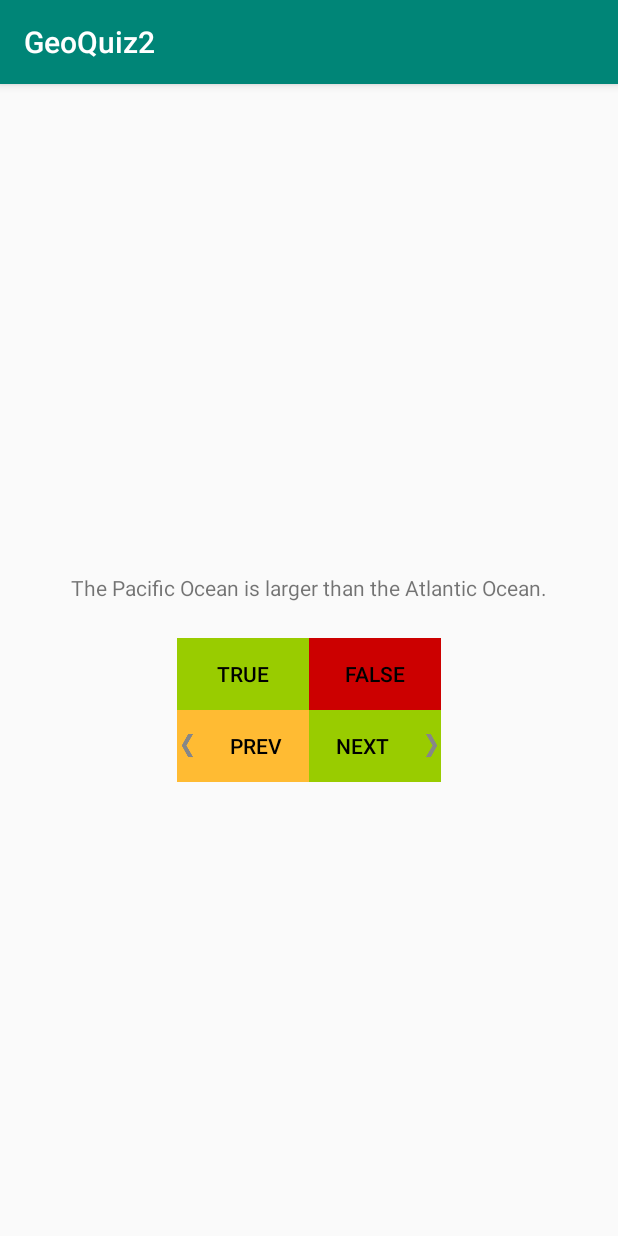
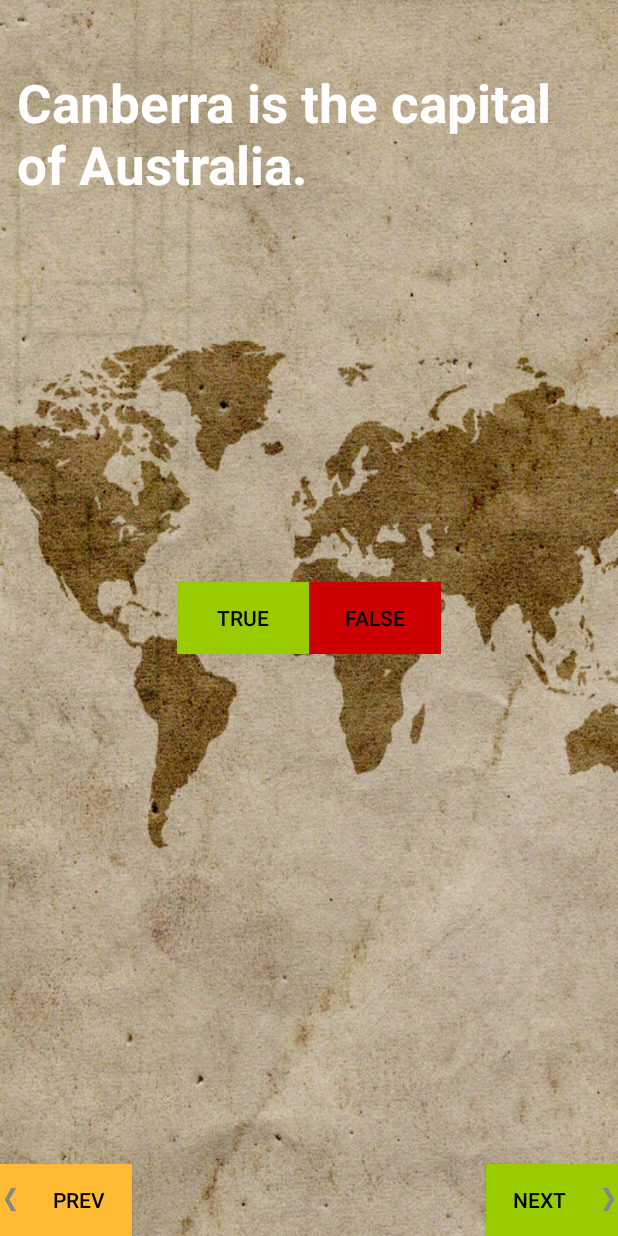
Before and after one commit to CristianSandu/GeoQuiz2, an Android app: the screen it shows after launch (MainActivity), after a tap on "Canberra is the capital of Australia.", on a phone screen of 412 x 824 dp. Run offline under Robolectric (Android 15) with nearby library versions, the phone set to English and light mode, and no system bars.

Commit message:
finished chapter 4. added questions and log. added colours.

```diff
--- a/app/src/main/AndroidManifest.xml
+++ b/app/src/main/AndroidManifest.xml
@@ -8,7 +8,7 @@
         android:label="@string/app_name"
         android:roundIcon="@mipmap/ic_launcher_round"
         android:supportsRtl="true"
-        android:theme="@style/AppTheme">
+        android:theme="@style/AppTheme" >
         <activity android:name=".MainActivity">
             <intent-filter>
                 <action android:name="android.intent.action.MAIN" />
--- a/app/src/main/java/com/example/geoquiz2/MainActivity.java
+++ b/app/src/main/java/com/example/geoquiz2/MainActivity.java
@@ -5,6 +5,8 @@ import android.support.v7.app.AppCompatActivity;
 import android.os.Bundle;
 import android.util.Log;
 import android.view.View;
+import android.view.Window;
+import android.view.WindowManager;
 import android.widget.Button;
 import android.widget.TextView;
 import android.widget.Toast;
@@ -25,8 +27,7 @@ public class MainActivity extends AppCompatActivity {
     private Question[] mQuestionBank = MethodsHelper.getQuest();
 
     // can't press twice the answer for the same Question
-    private boolean [] isQuestionAnswered = new boolean []{true, true, true, true, true, true} ;
-
+    private boolean [] isQuestionAnswered = MethodsHelper.getIsQuestionAnswered();
     // index on array of questions
     private int mCurrentIndex = 0;
 
@@ -44,6 +45,10 @@ public class MainActivity extends AppCompatActivity {
     @Override
     protected void onCreate(Bundle savedInstanceState) {
         super.onCreate(savedInstanceState);
+        requestWindowFeature(Window.FEATURE_NO_TITLE);
+        getWindow().setFlags(
+                WindowManager.LayoutParams.FLAG_FULLSCREEN,
+                WindowManager.LayoutParams.FLAG_FULLSCREEN);
         setContentView(R.layout.activity_main);
 
         // The d stands for “debug” and refers to the level of the log message.
@@ -84,7 +89,7 @@ public class MainActivity extends AppCompatActivity {
         mQuestionTextView.setOnClickListener(new View.OnClickListener() {
             @Override
             public void onClick(View v) {
-                mCurrentIndex = (mCurrentIndex + 1) % mQuestionBank.length;
+//                mCurrentIndex = (mCurrentIndex + 1) % mQuestionBank.length;
                 mQuestionTextView = MethodsHelper.updateQuestion(  mQuestionBank,  mCurrentIndex,  mQuestionTextView);
             }
         });
@@ -155,6 +160,11 @@ public class MainActivity extends AppCompatActivity {
     public void onResume() {
         super.onResume();
         Log.d(TAG, "onResume() called");
+        int uiOptions = View.SYSTEM_UI_FLAG_HIDE_NAVIGATION
+                | View.SYSTEM_UI_FLAG_FULLSCREEN;
+
+        View decorView = getWindow().getDecorView();
+        decorView.setSystemUiVisibility(uiOptions);
     }
     @Override
     public void onPause() {
--- a/app/src/main/java/com/example/geoquiz2/MethodsHelper.java
+++ b/app/src/main/java/com/example/geoquiz2/MethodsHelper.java
@@ -1,8 +1,12 @@
 package com.example.geoquiz2;
+import android.util.Log;
 
 import android.widget.TextView;
 
 public class MethodsHelper {
+
+    // adding a tag
+    private static final String TAG = "QuizActivity";
 
     private static Question [] q = new Question[]{
             new Question(R.string.question_australia, true),
@@ -11,11 +15,40 @@ public class MethodsHelper {
             new Question(R.string.question_africa, false),
             new Question(R.string.question_americas, true),
             new Question(R.string.question_asia, true),
+            new Question(R.string.question_nevada, true),
+            new Question(R.string.question_London, true),
+            new Question(R.string.question_Matherhorn, false),
+            new Question(R.string.question_Cuba, true),
+            new Question(R.string.question_Equatorial_Guinea, true),
+            new Question(R.string.question_Iceland, true),
+            new Question(R.string.question_tigers, false),
+            new Question(R.string.question_Nicaragua, true),
+            new Question(R.string.question_Brazil, true),
+            new Question(R.string.question_Ulaanbaatar, true),
+            new Question(R.string.question_Bermuda, false),
+            new Question(R.string.question_Sultan_of_Brunei, false),
+            new Question(R.string.question_Ural_Mountains, false),
+            new Question(R.string.question_Kauai, false),
+            new Question(R.string.question_Peru, false),
+            new Question(R.string.question_Montana, false),
+            new Question(R.string.question_equator, false),
+            new Question(R.string.question_tibet, false),
+            new Question(R.string.question_flat_australia, true),
+            new Question(R.string.question_Kilimanjaro, false),
+            new Question(R.string.question_Cotopaxi, false),
+            new Question(R.string.question_Maine, false),
+            new Question(R.string.question_Mexico, true),
+            new Question(R.string.question_glaciers, false),
+            new Question(R.string.question_asia_timbuktu, false)
+
+
     };
 
 
     //  Encapsulating with updateQuestion()
     public static TextView updateQuestion( Question[] mQuestionBank, int mCurrentIndex, TextView mQuestionTextView) {
+//        Added log to see where updateQuestion has been called.
+//        Log.d(TAG, "Updating question text", new Exception());
         int question = mQuestionBank[mCurrentIndex].getTextResId();
         mQuestionTextView.setText(question);
         return mQuestionTextView;
@@ -29,4 +62,13 @@ public class MethodsHelper {
     public static void checkIfAlreadyAnswered(){
         return;
     }
+
+    public static boolean[] getIsQuestionAnswered() {
+        boolean[] booleans = new boolean[getQuest().length];
+        for (int i = 0; i < booleans.length; i++) {
+            booleans[i] = true;
+        }
+        return booleans;
+
+    }
 }
--- a/app/src/main/res/layout-land/activity_main.xml
+++ b/app/src/main/res/layout-land/activity_main.xml
@@ -2,6 +2,7 @@
 <FrameLayout xmlns:android="http://schemas.android.com/apk/res/android"
     android:layout_width="match_parent"
     android:layout_height="match_parent"
+    android:background="@drawable/a638503_canvas_l"
      >
     <TextView
         android:layout_width="wrap_content"
@@ -21,14 +22,18 @@
 
         <Button
             android:id="@+id/true_button"
+
             android:layout_width="wrap_content"
             android:layout_height="wrap_content"
-            android:text="@string/true_button" />
+            android:text="@string/true_button"
+            />
         <Button
             android:id="@+id/false_button"
+
             android:layout_width="wrap_content"
             android:layout_height="wrap_content"
-            android:text="@string/false_button" />
+            android:text="@string/false_button"
+           />
     </LinearLayout>
 
     <LinearLayout
--- a/app/src/main/res/layout/activity_main.xml
+++ b/app/src/main/res/layout/activity_main.xml
@@ -1,22 +1,30 @@
 <?xml version="1.0" encoding="utf-8"?>
-<LinearLayout xmlns:android="http://schemas.android.com/apk/res/android"
+<FrameLayout xmlns:android="http://schemas.android.com/apk/res/android"
     android:layout_width="match_parent"
     android:layout_height="match_parent"
     android:gravity="center"
-    android:orientation="vertical" >
+    android:orientation="vertical"
+    android:background="@drawable/and_map">
+
+
     <TextView
+        android:id="@+id/question_text"
         android:layout_width="wrap_content"
         android:layout_height="wrap_content"
-        android:padding="24dp"
-        android:id="@+id/question_text" />
-
-
+        android:layout_gravity="top|center_horizontal"
+        android:paddingTop="20pt"
+        android:paddingHorizontal="5pt"
+        android:textColor="@color/white"
+        android:textStyle="bold"
+        android:textSize="16pt"/>
 
 
     <LinearLayout
         android:layout_width="wrap_content"
         android:layout_height="wrap_content"
-        android:orientation="horizontal" >
+        android:orientation="horizontal"
+        android:layout_gravity="center_horizontal|center_vertical"
+        android:padding="24dp">
         <Button
             android:id="@+id/true_button"
             android:background="@android:color/holo_green_light"
@@ -33,9 +41,7 @@
             android:text="@string/false_button" />
     </LinearLayout>
 
-    <LinearLayout
-        android:layout_width="wrap_content"
-        android:layout_height="wrap_content">
+
 
         <Button
             android:id="@+id/prev_button"
@@ -45,7 +51,8 @@
             android:layout_height="wrap_content"
             android:text="@string/prev_button"
             android:drawableLeft="@drawable/arrow_left"
-            android:drawablePadding="4dp"/>
+            android:drawablePadding="4dp"
+            android:layout_gravity="bottom|left"/>
 
 
         <Button
@@ -56,11 +63,12 @@
             android:layout_height="wrap_content"
             android:text="@string/next_button"
             android:drawableRight="@drawable/arrow_right"
-            android:drawablePadding="4dp"/>
+            android:drawablePadding="4dp"
+            android:layout_gravity="bottom|right"/>
 
 
 
-    </LinearLayout>
 
 
-</LinearLayout>
+
+</FrameLayout>
--- a/app/src/main/res/values/colors.xml
+++ b/app/src/main/res/values/colors.xml
@@ -3,4 +3,5 @@
     <color name="colorPrimary">#008577</color>
     <color name="colorPrimaryDark">#00574B</color>
     <color name="colorAccent">#D81B60</color>
+    <color name="white">#FFFFFF</color>
 </resources>
--- a/app/src/main/res/values/strings.xml
+++ b/app/src/main/res/values/strings.xml
@@ -14,6 +14,30 @@
     <string name="question_americas">The Amazon River is the longest river in the Americas.</string>
     <string name="question_asia">Lake Baikal is the world\'s oldest and deepest freshwater lake.</string>
 
-
+    <string name="question_nevada"> Reno Nevada is father west than Los Angeles California.</string>
+    <string name="question_London"> Despite its northerly location, London is usually warmer in the winter than Salt Lake City.</string>
+    <string name="question_Matherhorn"> The Matterhorn is the highest mountain in Switzerland.</string>
+    <string name="question_Cuba">  Cuba and Dominican Republic are the two most popular tourist destinations in the Caribbean Sea.</string>
+    <string name="question_Equatorial_Guinea">  Equatorial Guinea is one of the richest countries in Africa.</string>
+    <string name="question_Iceland"> Most of Iceland is too cold for trees to grow.</string>
+    <string name="question_tigers">Wild tigers have been known to kill natives in Africa.</string>
+    <string name="question_Nicaragua">Statistically, Nicaragua is considered to be the second safest countries to travel in the Americas.</string>
+    <string name="question_Brazil">Statistically, Brazil is one of the most dangerous countries to travel in Latin America.</string>
+    <string name="question_Ulaanbaatar">  Ulaanbaatar is the coldest national capital I the world.</string>
+    <string name="question_Bermuda"> Bermuda is in the tropics.</string>
+    <string name="question_Sultan_of_Brunei"> The Sultan of Brunei is one of the richest people in the world when you include royalty. He lives in an oil rich Muslim country in the Middle East.</string>
+    <string name="question_Ural_Mountains"> The Ural Mountains are one of the highest mountain ranges in Russia.</string>
+    <string name="question_Kauai">The wettest place in the world is a location on the island of Kauai in Hawaii.</string>
+    <string name="question_Peru">Because of its warm, sunny climate and warm ocean waters, coastal Peru is a popular beach destination in South America.</string>
+    <string name="question_Montana">Montana has bigger glaciers than Iran.</string>
+    <string name="question_equator">More of Africa is south of the equator than is north of the equator.</string>
+    <string name="question_tibet">Most of Tibet is covered with permanent snow.</string>
+    <string name="question_flat_australia">Most of Australia is flat.</string>
+    <string name="question_Kilimanjaro">Although they are very near the equator, Kilimanjaro and Mount Kenya have the largest glaciers in Africa.</string>
+    <string name="question_Cotopaxi">Cotopaxi is the highest volcano in the world.</string>
+    <string name="question_Maine">The closest US state to Europe is Maine.</string>
+    <string name="question_Mexico">By average world standards, Mexico is a rich country.</string>
+    <string name="question_glaciers">Mount Fuji has glaciers.</string>
+    <string name="question_asia_timbuktu"> Timbuktu is in Asia.</string>
 
 </resources>
--- a/app/src/main/res/values/styles.xml
+++ b/app/src/main/res/values/styles.xml
@@ -1,7 +1,7 @@
 <resources>
 
     <!-- Base application theme. -->
-    <style name="AppTheme" parent="Theme.AppCompat.Light.DarkActionBar">
+    <style name="AppTheme" parent="Theme.AppCompat.Light.NoActionBar">
         <!-- Customize your theme here. -->
         <item name="colorPrimary">@color/colorPrimary</item>
         <item name="colorPrimaryDark">@color/colorPrimaryDark</item>
```
Also changed, not shown: app/src/main/res/drawable/a638503_canvas_l.jpg (added), app/src/main/res/drawable/a659821_poster_l.jpg (added), app/src/main/res/drawable/and_map.jpg (added).
